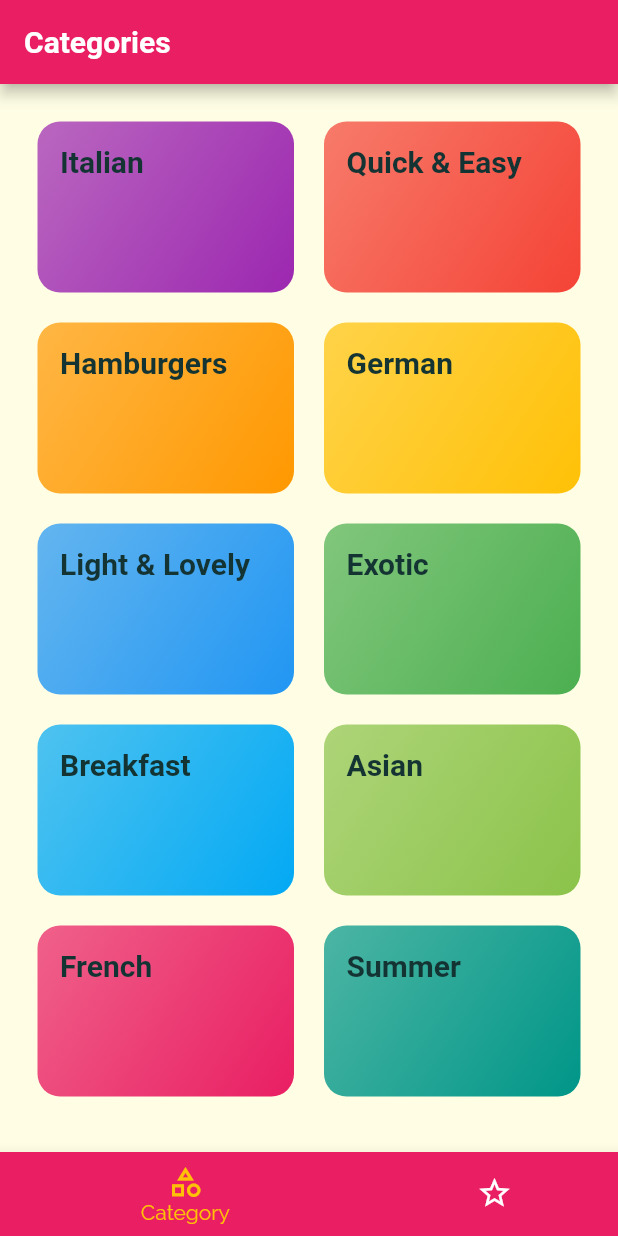
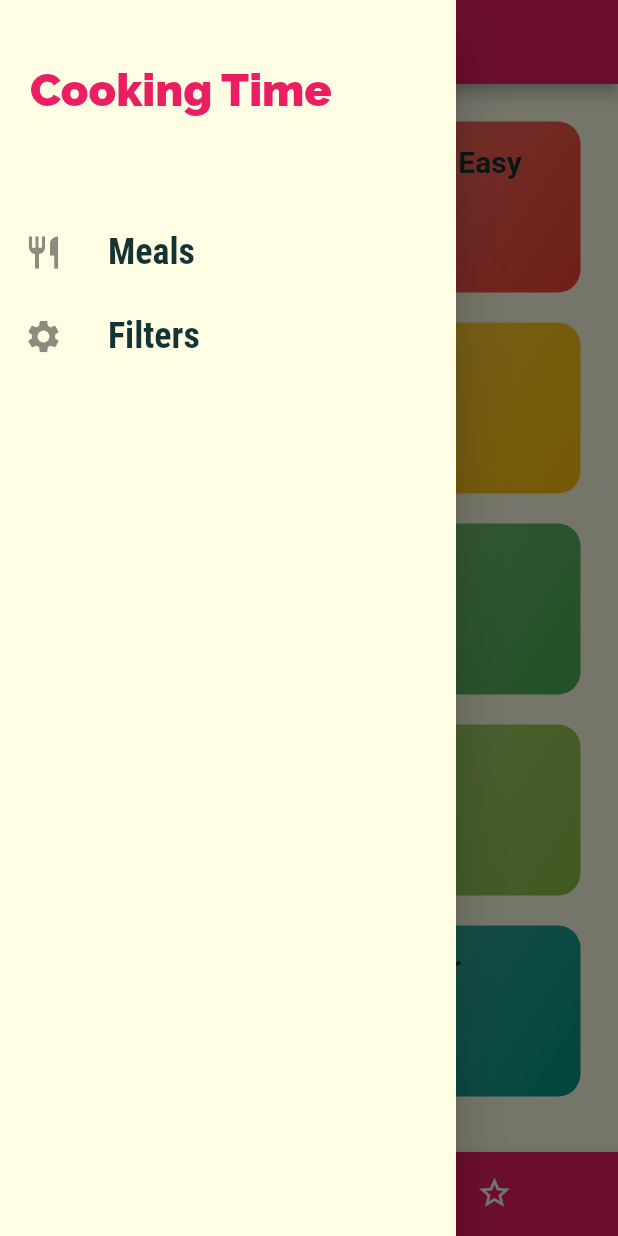
Before and after one commit to AGorkemAksoz/recipes, a Flutter app: the screen it shows after launch, with the side drawer open (before the commit the screen has no drawer), on a phone screen of 412 x 824 dp. Run offline on Flutter 3.47's test engine with Material 2 defaults, Android fonts, the phone set to English and light mode, and no system bars; Roboto replaces fonts that are missing (RobotoCondensend).

Commit message:
Filter Logic added

```diff
--- a/lib/main.dart
+++ b/lib/main.dart
@@ -1,4 +1,7 @@
 import 'package:flutter/material.dart';
+import 'package:recipes/data/dummy_data.dart';
+import 'package:recipes/model/meals.dart';
+import 'package:recipes/screens/filters_screen.dart';
 
 import './screens/category_meals_screen.dart';
 import './screens/meal_detail_screen.dart';
@@ -8,10 +11,45 @@ void main() {
   runApp(const MyApp());
 }
 
-class MyApp extends StatelessWidget {
+class MyApp extends StatefulWidget {
   const MyApp({Key? key}) : super(key: key);
 
-  // This widget is the root of your application.
+  @override
+  State<MyApp> createState() => _MyAppState();
+}
+
+class _MyAppState extends State<MyApp> {
+  Map<String, bool> _filters = {
+    'gluten': false,
+    'lactose': false,
+    'vegan': false,
+    'vegetarian': false,
+  };
+
+  List<dynamic> _availableMeals = DUMMY_MEALS;
+
+  void _setFilters(Map<String, bool> filterData) {
+    setState(() {
+      _filters = filterData;
+
+      _availableMeals = DUMMY_MEALS.where((meal) {
+        if (_filters['gluten'] != null && !meal.isGlutenFree) {
+          return false;
+        }
+        if (_filters['lactose'] != null && !meal.isLactoseFree) {
+          return false;
+        }
+        if (_filters['vegan'] != null && !meal.isVegan) {
+          return false;
+        }
+        if (_filters['vegetarian'] != null && !meal.isVegetarian) {
+          return false;
+        }
+        return true;
+      }).toList();
+    });
+  }
+
   @override
   Widget build(BuildContext context) {
     return MaterialApp(
@@ -36,10 +74,12 @@ class MyApp extends StatelessWidget {
               ),
             ),
       ),
-      home: TabsScreen(),
       routes: {
-        CategoryMealsScreen.routeName: (ctx) => CategoryMealsScreen(),
+        CategoryMealsScreen.routeName: (ctx) =>
+            CategoryMealsScreen(availableMeals: _availableMeals),
         MealDetailScreen.routeName: (ctx) => MealDetailScreen(),
+        TabsScreen.routName: (ctx) => TabsScreen(),
+        FilterScreen.routeName: (ctx) => FilterScreen(saveFilters: _setFilters),
       },
     );
   }
--- a/lib/screens/tabs_screen.dart
+++ b/lib/screens/tabs_screen.dart
@@ -1,10 +1,12 @@
 import 'package:flutter/material.dart';
+import 'package:recipes/widgets/drawer.dart';
 
 import 'categories_screen.dart';
 import 'favorites_screen.dart';
 
 class TabsScreen extends StatefulWidget {
   TabsScreen({Key? key}) : super(key: key);
+  static const routName = '/';
 
   @override
   State<TabsScreen> createState() => _TabsScreenState();
@@ -36,6 +38,7 @@ class _TabsScreenState extends State<TabsScreen> {
       appBar: AppBar(
         title: Text(_pages[_selectedPageIndex]['title']),
       ),
+      drawer: const MainDrawer(),
       body: _pages[_selectedPageIndex]['page'],
       bottomNavigationBar: BottomNavigationBar(
         onTap: _selectPage,
--- /dev/null
+++ b/lib/widgets/drawer.dart
@@ -0,0 +1,58 @@
+import 'package:flutter/material.dart';
+import 'package:recipes/screens/filters_screen.dart';
+import 'package:recipes/screens/tabs_screen.dart';
+
+class MainDrawer extends StatelessWidget {
+  const MainDrawer({Key? key}) : super(key: key);
+
+  Widget buildListTile(IconData icon, String text, dynamic onTapHandler) {
+    return ListTile(
+      leading: Icon(
+        icon,
+        size: 26,
+      ),
+      title: Text(
+        text,
+        style: const TextStyle(
+            fontFamily: 'RobotoCondensed',
+            fontSize: 24,
+            fontWeight: FontWeight.bold),
+      ),
+      onTap: onTapHandler,
+    );
+  }
+
+  @override
+  Widget build(BuildContext context) {
+    return Drawer(
+      child: SafeArea(
+        child: Column(
+          children: [
+            Container(
+              height: 120,
+              width: double.infinity,
+              padding: const EdgeInsets.all(20),
+              alignment: Alignment.centerLeft,
+              child: Text(
+                'Cooking Time',
+                style: TextStyle(
+                  fontWeight: FontWeight.w900,
+                  fontSize: 30,
+                  color: Theme.of(context).primaryColor,
+                ),
+              ),
+            ),
+            const SizedBox(height: 20),
+            buildListTile(Icons.restaurant, 'Meals', () {
+              Navigator.of(context).pushReplacementNamed(TabsScreen.routName);
+            }),
+            buildListTile(Icons.settings, 'Filters', () {
+              Navigator.of(context)
+                  .pushReplacementNamed(FilterScreen.routeName);
+            }),
+          ],
+        ),
+      ),
+    );
+  }
+}
```
Also changed, not shown: lib/screens/category_meals_screen.dart (+3 -8 lines), lib/screens/filters_screen.dart (added, +109 -0 lines).
